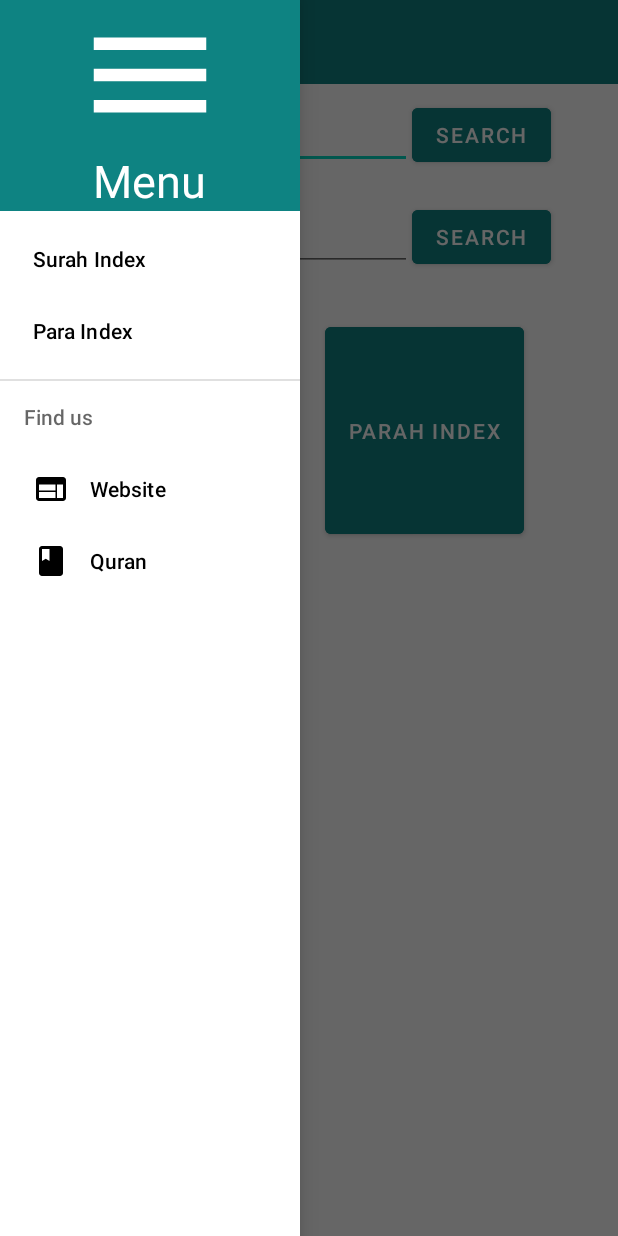
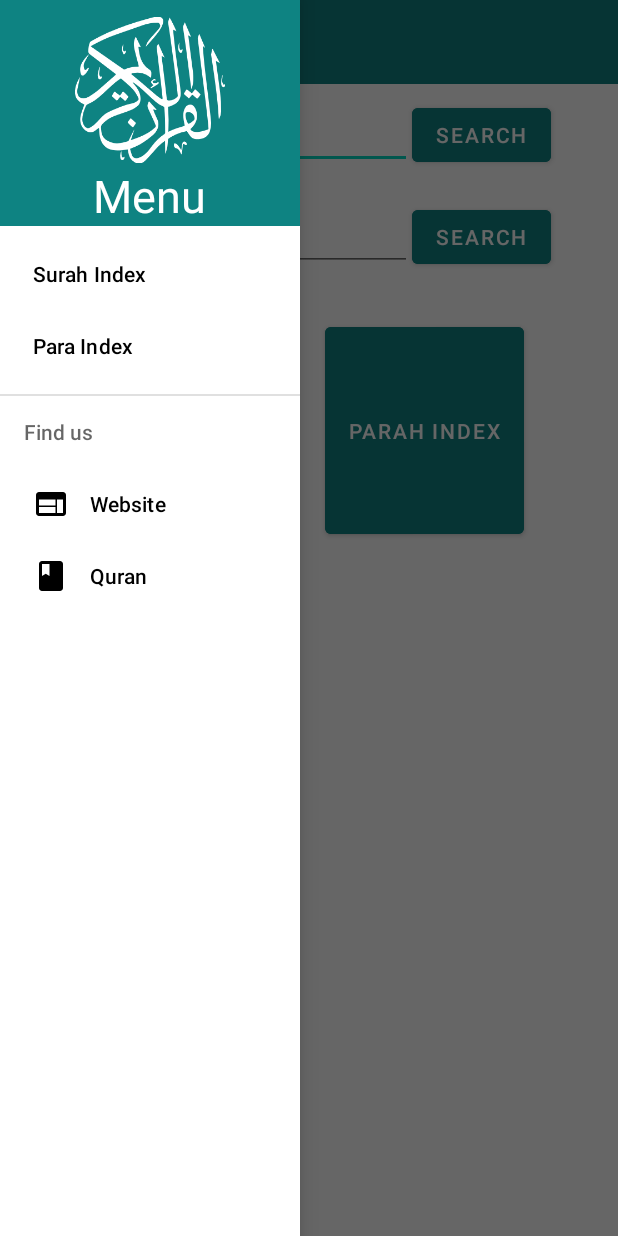
Before and after one commit to azkaNoreen/Noorehooda, an Android app: the MainActivity screen opened directly, with no data from a screen before it, with the side drawer open, on a phone screen of 412 x 824 dp. Run offline under Robolectric (Android 15) with nearby library versions, the phone set to English and light mode, and no system bars.

Commit message:
AutomCOmplete Search

```diff
--- a/app/src/main/java/com/example/noorehuda/assignment1/DBAccess.java
+++ b/app/src/main/java/com/example/noorehuda/assignment1/DBAccess.java
@@ -56,7 +56,7 @@ public class DBAccess {
     {
         SQLiteDatabase db = sqLiteOpenHelper.getReadableDatabase();
 
-        c=db.rawQuery("Select ArabicText,"+TranslatorName+" from tayah where SuraID = "+Surah_no+"",new String[]{});
+        c=db.rawQuery("Select ArabicText,"+TranslatorName+" from tayah where SuraID = "+Surah_no+" ORDER BY AyaID,SuraID,AyaNo",new String[]{});
         ArrayList<VerseAndTranslation> SurahAyahs=new ArrayList<>();
         VerseAndTranslation ayahs;
         while(c.moveToNext()){
--- a/app/src/main/java/com/example/noorehuda/assignment1/MainActivity.java
+++ b/app/src/main/java/com/example/noorehuda/assignment1/MainActivity.java
@@ -11,6 +11,8 @@ import android.content.Intent;
 import android.os.Bundle;
 import android.view.MenuItem;
 import android.view.View;
+import android.widget.ArrayAdapter;
+import android.widget.AutoCompleteTextView;
 import android.widget.Button;
 import android.widget.EditText;
 import android.widget.ListView;
@@ -22,22 +24,35 @@ import com.google.android.material.navigation.NavigationView;
 
 public class MainActivity extends AppCompatActivity {
     ListView list;
-    EditText ssurah,sparah;
     Button ss,sp,si,pi;
+    AutoCompleteTextView ssurah,sparah;
+
 
     NavigationView navigationView;
     DrawerLayout drawerLayout;
     Toolbar toolbar;
     ActionBarDrawerToggle toggle;
+    QDH qdh=new QDH();
 
     @Override
     protected void onCreate(Bundle savedInstanceState) {
         super.onCreate(savedInstanceState);
         setContentView(R.layout.activity_main);
         list = findViewById(R.id.mylist);
-        ssurah = findViewById(R.id.ssurah);
         ss = findViewById(R.id.ss);
         sparah = findViewById(R.id.sparah);
+        ArrayAdapter<String> adapterparah = new ArrayAdapter<String>
+                (this,android.R.layout.select_dialog_item, qdh.englishParahName);
+
+        sparah.setThreshold(2);
+        sparah.setAdapter(adapterparah);
+        ssurah = findViewById(R.id.ssurah);
+        ArrayAdapter<String> adapter = new ArrayAdapter<String>
+                (this,android.R.layout.select_dialog_item, qdh.englishSurahNames);
+
+        ssurah.setThreshold(2);
+        ssurah.setAdapter(adapter);
+
         sp = findViewById(R.id.sp);
         si = findViewById(R.id.si);
         pi = findViewById(R.id.pi);
--- a/app/src/main/java/com/example/noorehuda/assignment2/VersesTranslated.java
+++ b/app/src/main/java/com/example/noorehuda/assignment2/VersesTranslated.java
@@ -6,6 +6,7 @@ import androidx.appcompat.app.AppCompatActivity;
 import androidx.appcompat.widget.Toolbar;
 import androidx.core.view.GravityCompat;
 import androidx.drawerlayout.widget.DrawerLayout;
+import androidx.recyclerview.widget.GridLayoutManager;
 import androidx.recyclerview.widget.LinearLayoutManager;
 import androidx.recyclerview.widget.RecyclerView;
 
@@ -51,7 +52,6 @@ public class VersesTranslated extends AppCompatActivity {
         positionFromIntent = getIntent().getIntExtra("pos", -1);
         type = getIntent().getStringExtra("Type");
         Name = getIntent().getStringExtra("Name");
-        ArrayList<PairString> SurahVerses=new ArrayList<PairString>();
 //        ArrayList<VerseAndTranslation> SurahVerseTr=new ArrayList<VerseAndTranslation>();
         translator="DrMohsinKhan";
         GetArrayAndInitRecycleView(SurahVerseAndTranslation, position,translator);
@@ -84,20 +84,17 @@ public class VersesTranslated extends AppCompatActivity {
                         translator="MuftiTaqiUsmani";
                         GetArrayAndInitRecycleView(SurahVerseAndTranslation, position,translator);
 
-//                        Toast.makeText(getApplicationContext(), "Teanslator27", Toast.LENGTH_LONG).show();
                         drawerLayout.closeDrawer(GravityCompat.START);
                         break;
                     case R.id.MehmoodulHassan:
                         translator="MehmoodulHassan";
                         GetArrayAndInitRecycleView(SurahVerseAndTranslation, position,translator);
 
-                        Toast.makeText(getApplicationContext(), "Our Website", Toast.LENGTH_LONG).show();
                         drawerLayout.closeDrawer(GravityCompat.START);
                         break;
                     case R.id.FatehMuhammadJalandhri:
                         translator="FatehMuhammadJalandhri";
                         GetArrayAndInitRecycleView(SurahVerseAndTranslation, position,translator);
-                        Toast.makeText(getApplicationContext(), "Our Website", Toast.LENGTH_LONG).show();
                         drawerLayout.closeDrawer(GravityCompat.START);
                         break;
                 }
@@ -141,6 +138,7 @@ public class VersesTranslated extends AppCompatActivity {
 //        SurahVerseTr = dbAccess.getSurahAyahs(position,translator);
         MyRecyclerViewAdapter ad = new MyRecyclerViewAdapter();
         versesShowList.setLayoutManager(new LinearLayoutManager(this));
+
         ad.setData(SurahVerseTr);
         versesShowList.setAdapter(ad);
     }
--- a/app/src/main/res/layout/activity_main.xml
+++ b/app/src/main/res/layout/activity_main.xml
@@ -19,7 +19,8 @@
             android:layout_height="wrap_content"
             android:background="@color/teal_700"
             app:title="Quran App"
-            app:titleTextColor="@color/white" />
+            app:titleTextColor="@color/white"
+            />
 <LinearLayout
     android:layout_width="match_parent"
     android:layout_height="wrap_content"
@@ -28,12 +29,12 @@
     android:gravity="center"
     >
 
-<EditText
+<AutoCompleteTextView
     android:layout_width="230dp"
     android:layout_height="wrap_content"
     android:hint="Search by Surah"
     android:id="@+id/ssurah">
-</EditText>
+</AutoCompleteTextView>
         <Button
             android:layout_width="wrap_content"
             android:layout_height="wrap_content"
@@ -49,12 +50,12 @@
             android:gravity="center"
             >
 
-            <EditText
+            <AutoCompleteTextView
                 android:layout_width="230dp"
                 android:layout_height="wrap_content"
                 android:hint="Search by Parah"
                 android:id="@+id/sparah">
-            </EditText>
+            </AutoCompleteTextView>
             <Button
                 android:layout_width="wrap_content"
                 android:layout_height="wrap_content"
--- a/app/src/main/res/layout/header.xml
+++ b/app/src/main/res/layout/header.xml
@@ -8,8 +8,9 @@
     <ImageView
         android:layout_width="100dp"
         android:layout_height="100dp"
-        android:src="@drawable/ic_baseline_menu_24"
-        android:layout_gravity="center"/>
+        android:src="@drawable/ic_qurankareem"
+        android:layout_gravity="center"
+        android:layout_marginTop="10dp"/>
 
     <TextView
         android:layout_width="wrap_content"
--- a/app/src/main/res/layout/tranheader.xml
+++ b/app/src/main/res/layout/tranheader.xml
@@ -7,8 +7,9 @@
     <ImageView
         android:layout_width="100dp"
         android:layout_height="100dp"
-        android:src="@drawable/ic_baseline_menu_24"
-        android:layout_gravity="center"/>
+        android:src="@drawable/ic_qurankareem"
+        android:layout_gravity="center"
+        android:layout_marginTop="10dp"/>
 
     <TextView
         android:layout_width="wrap_content"
```
